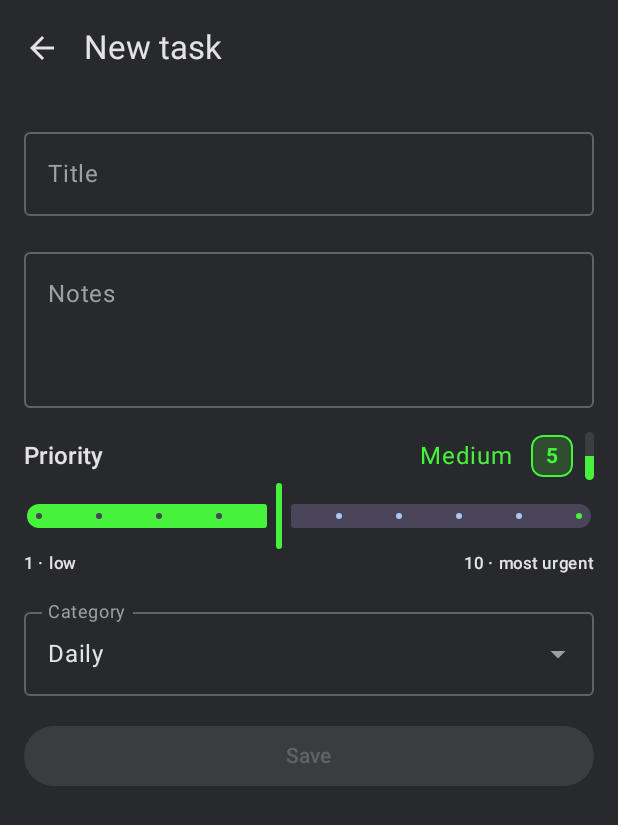
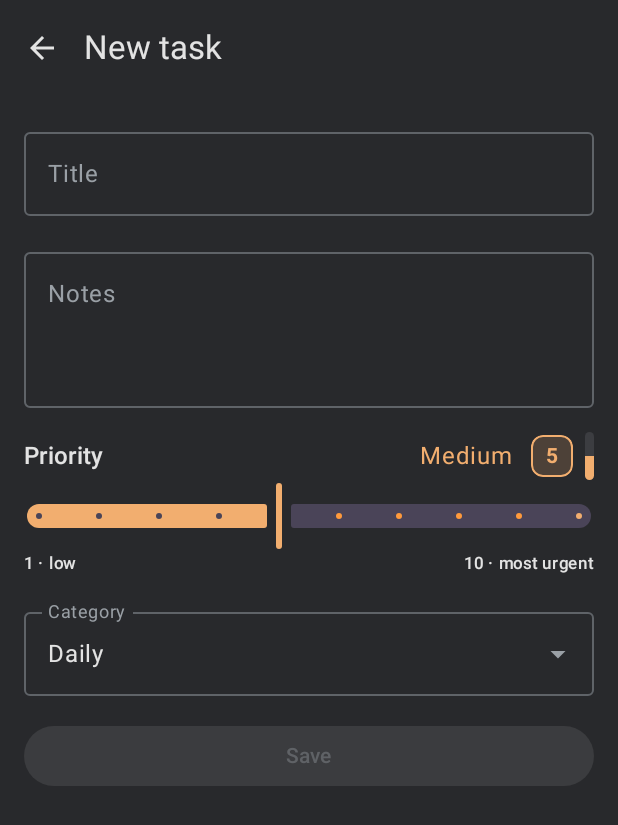
Before and after one commit to Linkoge/tasker2, an Android app built with Jetpack Compose: the screen it shows after launch (MainActivity), after a tap on "Add task", on a phone screen of 412 x 824 dp. Shown: the top 825 px of the screen. Run offline under Robolectric (Android 15) with nearby library versions, the phone set to English and light mode, and no system bars; our stand-ins replace Room's generated code.

Commit message:
Orange theme, compact tabs, crossed-out state (Room v2 migration), quieter completed section
Co-Authored-By: Claude Sonnet 5.5 <noreply@anthropic.com>

```diff
--- a/app/src/main/java/dev/tasker2/data/AppDatabase.kt
+++ b/app/src/main/java/dev/tasker2/data/AppDatabase.kt
@@ -4,19 +4,28 @@ import android.content.Context
 import androidx.room.Database
 import androidx.room.Room
 import androidx.room.RoomDatabase
+import androidx.room.migration.Migration
 import androidx.sqlite.db.SupportSQLiteDatabase
 
-@Database(entities = [Category::class, Task::class], version = 1, exportSchema = true)
+@Database(entities = [Category::class, Task::class], version = 2, exportSchema = true)
 abstract class AppDatabase : RoomDatabase() {
     abstract fun taskDao(): TaskDao
 
     companion object {
         val DEFAULT_CATEGORIES = listOf("Daily", "Weekly", "Monthly")
 
+        /** v1 -> v2: adds the crossed-out flag; existing rows keep their data (default 0). */
+        val MIGRATION_1_2 = object : Migration(1, 2) {
+            override fun migrate(db: SupportSQLiteDatabase) {
+                db.execSQL("ALTER TABLE tasks ADD COLUMN crossed_out INTEGER NOT NULL DEFAULT 0")
+            }
+        }
+
         @Volatile private var instance: AppDatabase? = null
 
         fun get(context: Context): AppDatabase = instance ?: synchronized(this) {
             instance ?: Room.databaseBuilder(context.applicationContext, AppDatabase::class.java, "tasker2.db")
+                .addMigrations(MIGRATION_1_2)
                 .addCallback(object : Callback() {
                     override fun onCreate(db: SupportSQLiteDatabase) {
                         DEFAULT_CATEGORIES.forEachIndexed { i, name ->
--- a/app/src/main/java/dev/tasker2/data/Entities.kt
+++ b/app/src/main/java/dev/tasker2/data/Entities.kt
@@ -36,6 +36,8 @@ data class Task(
     val completed: Boolean = false,
     @ColumnInfo(name = "created_at") val createdAt: Long = System.currentTimeMillis(),
     @ColumnInfo(name = "completed_at") val completedAt: Long? = null,
+    /** "Crossed out": struck through and grayed, but the task stays in the open list. */
+    @ColumnInfo(name = "crossed_out", defaultValue = "0") val crossedOut: Boolean = false,
 ) {
     companion object {
         const val MIN_PRIORITY = 1
--- a/app/src/main/java/dev/tasker2/data/TaskRepository.kt
+++ b/app/src/main/java/dev/tasker2/data/TaskRepository.kt
@@ -53,6 +53,8 @@ class TaskRepository(private val dao: TaskDao) {
 
     suspend fun setCompleted(task: Task, completed: Boolean) = dao.updateTask(TaskLogic.setCompleted(task, completed))
 
+    suspend fun toggleCrossedOut(task: Task) = dao.updateTask(TaskLogic.toggleCrossedOut(task))
+
     suspend fun moveTask(task: Task, categoryId: Long) {
         if (task.categoryId == categoryId) return
         dao.updateTask(TaskLogic.moveToCategory(task, categoryId))
--- a/app/src/main/java/dev/tasker2/domain/TaskLogic.kt
+++ b/app/src/main/java/dev/tasker2/domain/TaskLogic.kt
@@ -53,14 +53,17 @@ object TaskLogic {
     fun setCompleted(task: Task, completed: Boolean, now: Long = System.currentTimeMillis()): Task =
         task.copy(completed = completed, completedAt = if (completed) now else null)
 
+    /** Toggle the crossed-out state; the task stays open/completed as it was. */
+    fun toggleCrossedOut(task: Task): Task = task.copy(crossedOut = !task.crossedOut)
+
     /**
-     * Urgency color as ARGB for priority 1..10: hue goes from cool blue (1) through green/yellow
-     * to red (10).
+     * Urgency color as ARGB for priority 1..10: goes from gray-yellow (1) through orange to red (10).
      */
     fun priorityColorArgb(priority: Int): Int {
         val t = (clampPriority(priority) - 1) / 9f
-        val hue = 210f * (1f - t)
-        return hsvToArgb(hue, 0.75f, 0.95f)
+        val hue = 52f * (1f - t)
+        val sat = 0.25f + 0.65f * t
+        return hsvToArgb(hue, sat, 0.95f)
     }
 
     private fun hsvToArgb(h: Float, s: Float, v: Float): Int {
--- a/app/src/main/java/dev/tasker2/ui/MainScreen.kt
+++ b/app/src/main/java/dev/tasker2/ui/MainScreen.kt
@@ -45,6 +45,15 @@ import androidx.compose.material3.Text
 import androidx.compose.material3.TextButton
 import androidx.compose.material3.TopAppBarDefaults
 import androidx.compose.runtime.Composable
+import androidx.compose.ui.semantics.Role
+import androidx.compose.foundation.selection.selectable
+import androidx.compose.material3.LocalContentColor
+import androidx.compose.runtime.CompositionLocalProvider
+import androidx.compose.foundation.layout.wrapContentSize
+import androidx.compose.foundation.layout.offset
+import androidx.compose.ui.unit.Dp
+import androidx.compose.ui.platform.LocalDensity
+import androidx.compose.runtime.mutableStateMapOf
 import androidx.compose.runtime.getValue
 import androidx.compose.runtime.mutableStateOf
 import androidx.compose.runtime.remember
@@ -78,6 +87,7 @@ fun MainScreen(
     onAddTask: () -> Unit,
     onEditTask: (Task) -> Unit,
     onToggleComplete: (Task) -> Unit,
+    onToggleCrossedOut: (Task) -> Unit,
     onMoveTask: (Task, Long) -> Unit,
     onDeleteTask: (Task) -> Unit,
     onManageCategories: () -> Unit,
@@ -138,22 +148,19 @@ fun MainScreen(
                 contentPadding = PaddingValues(start = 10.dp, end = 10.dp, top = 12.dp, bottom = 96.dp),
                 verticalArrangement = Arrangement.spacedBy(0.dp),
             ) {
-                item(key = "header") {
-                    CardSection(top = true, bottom = open.isEmpty()) {
+                if (open.isNotEmpty()) item(key = "header") {
+                    CardSection(top = true, bottom = false) {
                         Text(
                             current.name,
                             style = MaterialTheme.typography.titleLarge,
                             fontWeight = FontWeight.SemiBold,
-                            modifier = Modifier.padding(start = 20.dp, end = 20.dp, top = 20.dp, bottom = if (open.isEmpty()) 8.dp else 4.dp),
+                            modifier = Modifier.padding(start = 20.dp, end = 20.dp, top = 20.dp, bottom = 4.dp),
                         )
-                        if (open.isEmpty()) {
-                            Text("No open tasks", color = Muted, modifier = Modifier.padding(start = 20.dp, bottom = 20.dp))
-                        }
                     }
                 }
                 items(open, key = { "open-${it.id}" }) { task ->
                     CardSection(top = false, bottom = task == open.last()) {
-                        TaskRow(task, categories, onEditTask, onToggleComplete, onMoveTask, onDeleteTask)
+                        TaskRow(task, categories, onEditTask, onToggleComplete, onToggleCrossedOut, onMoveTask, onDeleteTask)
                     }
                 }
                 if (done.isNotEmpty()) {
@@ -162,10 +169,10 @@ fun MainScreen(
                         CardSection(top = true, bottom = !completedExpanded) {
                             Row(
                                 Modifier.fillMaxWidth().clickable { completedExpanded = !completedExpanded }
-                                    .padding(horizontal = 20.dp, vertical = 20.dp),
+                                    .padding(horizontal = 20.dp, vertical = 8.dp),
                                 verticalAlignment = Alignment.CenterVertically,
                             ) {
-                                Text("Completed (${done.size})", style = MaterialTheme.typography.titleMedium, modifier = Modifier.weight(1f))
+                                Spacer(Modifier.weight(1f))
                                 Icon(
                                     if (completedExpanded) Icons.Filled.KeyboardArrowUp else Icons.Filled.KeyboardArrowDown,
                                     if (completedExpanded) "Collapse" else "Expand",
@@ -176,7 +183,7 @@ fun MainScreen(
                     if (completedExpanded) {
                         items(done, key = { "done-${it.id}" }) { task ->
                             CardSection(top = false, bottom = task == done.last()) {
-                                TaskRow(task, categories, onEditTask, onToggleComplete, onMoveTask, onDeleteTask)
+                                TaskRow(task, categories, onEditTask, onToggleComplete, onToggleCrossedOut, onMoveTask, onDeleteTask)
                             }
                         }
                     }
@@ -188,39 +195,46 @@ fun MainScreen(
 
 @Composable
 private fun CategoryTabs(categories: List<Category>, counts: Map<Long, Int>, selectedIndex: Int, onSelect: (Long) -> Unit) {
+    val density = LocalDensity.current
+    // Measured width of each category name (without the count) for the indicator.
+    val nameWidths = remember { mutableStateMapOf<Int, Dp>() }
     ScrollableTabRow(
         selectedTabIndex = selectedIndex,
-        edgePadding = 8.dp,
+        edgePadding = 4.dp,
         containerColor = MaterialTheme.colorScheme.background,
         divider = {},
         indicator = { positions ->
             if (selectedIndex < positions.size) {
-                TabRowDefaults.PrimaryIndicator(
-                    modifier = Modifier.tabIndicatorOffset(positions[selectedIndex]),
-                    width = 64.dp,
-                    color = MaterialTheme.colorScheme.primary,
+                val pos = positions[selectedIndex]
+                val w = nameWidths[selectedIndex] ?: 0.dp
+                // Tab = 8dp padding + name + " count"; the indicator spans only the name.
+                val start = pos.left + 8.dp
+                Box(
+                    Modifier.fillMaxWidth().wrapContentSize(Alignment.BottomStart)
+                        .offset(x = start)
+                        .width(w)
+                        .height(3.dp)
+                        .background(MaterialTheme.colorScheme.primary, RoundedCornerShape(topStart = 3.dp, topEnd = 3.dp)),
                 )
             }
         },
     ) {
         categories.forEachIndexed { i, cat ->
             val selected = i == selectedIndex
-            Tab(
-                selected = selected,
-                onClick = { onSelect(cat.id) },
-                selectedContentColor = MaterialTheme.colorScheme.primary,
-                unselectedContentColor = MaterialTheme.colorScheme.onSurface,
-            ) {
-                Row(Modifier.padding(horizontal = 6.dp, vertical = 14.dp), verticalAlignment = Alignment.CenterVertically) {
-                    Text(cat.name, fontSize = 17.sp, maxLines = 1)
+            // Custom tab (not material Tab) so there is no 90dp minimum width and gaps stay compact.
+            val color = if (selected) MaterialTheme.colorScheme.primary else MaterialTheme.colorScheme.onSurface
+            CompositionLocalProvider(LocalContentColor provides color) {
+                Row(
+                    Modifier.selectable(selected = selected, role = Role.Tab, onClick = { onSelect(cat.id) })
+                        .padding(horizontal = 8.dp, vertical = 12.dp),
+                    verticalAlignment = Alignment.CenterVertically,
+                ) {
+                    Text(
+                        cat.name, fontSize = 15.sp, maxLines = 1,
+                        onTextLayout = { nameWidths[i] = with(density) { it.size.width.toDp() } },
+                    )
                     val n = counts[cat.id] ?: 0
-                    if (n > 0) {
-                        Spacer(Modifier.width(6.dp))
-                        Box(
-                            Modifier.clip(CircleShape).background(BadgeBg).padding(horizontal = 7.dp, vertical = 1.dp),
-                            contentAlignment = Alignment.Center,
-                        ) { Text("$n", fontSize = 13.sp, color = MaterialTheme.colorScheme.onSurface) }
-                    }
+                    if (n > 0) Text(" $n", fontSize = 15.sp, maxLines = 1)
                 }
             }
         }
@@ -248,9 +262,11 @@ private fun TaskRow(
     categories: List<Category>,
     onEdit: (Task) -> Unit,
     onToggleComplete: (Task) -> Unit,
+    onToggleCrossedOut: (Task) -> Unit,
     onMove: (Task, Long) -> Unit,
     onDelete: (Task) -> Unit,
 ) {
+    val grayed = task.completed || task.crossedOut
     var menuOpen by remember { mutableStateOf(false) }
     var moveMenuOpen by remember { mutableStateOf(false) }
     Box {
@@ -260,7 +276,13 @@ private fun TaskRow(
                 .padding(start = 8.dp, end = 16.dp, top = 4.dp, bottom = 4.dp),
             verticalAlignment = Alignment.CenterVertically,
         ) {
-            IconButton(onClick = { onToggleComplete(task) }) {
+            Box(
+                Modifier.size(48.dp).clip(CircleShape).combinedClickable(
+                    onClick = { onToggleComplete(task) },
+                    onLongClick = { onToggleCrossedOut(task) },
+                ),
+                contentAlignment = Alignment.Center,
+            ) {
                 if (task.completed) {
                     Icon(Icons.Filled.Check, "Mark not completed", tint = MaterialTheme.colorScheme.primary)
                 } else {
@@ -271,14 +293,14 @@ private fun TaskRow(
                 Text(
                     task.title,
                     fontSize = 17.sp,
-                    color = if (task.completed) Muted else MaterialTheme.colorScheme.onSurface,
-                    textDecoration = if (task.completed) TextDecoration.LineThrough else null,
+                    color = if (grayed) Muted else MaterialTheme.colorScheme.onSurface,
+                    textDecoration = if (grayed) TextDecoration.LineThrough else null,
                 )
                 if (task.notes.isNotBlank()) {
                     Text(task.notes, fontSize = 13.sp, color = Muted, maxLines = 1, overflow = TextOverflow.Ellipsis)
                 }
             }
-            PriorityIndicator(task.priority, dimmed = task.completed)
+            PriorityIndicator(task.priority, dimmed = grayed)
         }
         DropdownMenu(expanded = menuOpen, onDismissRequest = { menuOpen = false }) {
             DropdownMenuItem(text = { Text("Edit") }, onClick = { menuOpen = false; onEdit(task) })
@@ -299,7 +321,7 @@ private fun TaskRow(
     }
 }
 
-/** Priority number badge plus a vertical urgency bar filled proportionally, colored cool → red. */
+/** Priority number badge plus a vertical urgency bar filled proportionally, colored gray-yellow → red. */
 @Composable
 fun PriorityIndicator(priority: Int, dimmed: Boolean = false, modifier: Modifier = Modifier) {
     val color = priorityColor(priority).let { if (dimmed) it.copy(alpha = 0.45f) else it }
--- a/app/src/main/java/dev/tasker2/ui/TaskViewModel.kt
+++ b/app/src/main/java/dev/tasker2/ui/TaskViewModel.kt
@@ -34,6 +34,7 @@ class TaskViewModel(app: Application) : AndroidViewModel(app) {
         launch { if (title.isNotBlank()) repo.addTask(categoryId, title, notes, priority) }
     fun updateTask(task: Task) = launch { repo.updateTask(task) }
     fun setCompleted(task: Task, completed: Boolean) = launch { repo.setCompleted(task, completed) }
+    fun toggleCrossedOut(task: Task) = launch { repo.toggleCrossedOut(task) }
     fun moveTask(task: Task, categoryId: Long) = launch { repo.moveTask(task, categoryId) }
     fun deleteTask(task: Task) = launch { repo.deleteTask(task) }
 
--- a/app/src/main/java/dev/tasker2/ui/TaskerApp.kt
+++ b/app/src/main/java/dev/tasker2/ui/TaskerApp.kt
@@ -92,6 +92,7 @@ fun TaskerApp(vm: TaskViewModel = viewModel()) {
             onAddTask = { if (selectedCategoryId >= 0) route = "new:$selectedCategoryId" },
             onEditTask = { route = "edit:${it.id}" },
             onToggleComplete = { t -> vm.setCompleted(t, !t.completed) },
+            onToggleCrossedOut = vm::toggleCrossedOut,
             onMoveTask = vm::moveTask,
             onDeleteTask = vm::deleteTask,
             onManageCategories = { route = "manage" },
--- a/app/src/main/java/dev/tasker2/ui/theme/Theme.kt
+++ b/app/src/main/java/dev/tasker2/ui/theme/Theme.kt
@@ -7,15 +7,15 @@ import androidx.compose.ui.graphics.Color
 
 val Background = Color(0xFF28292C)
 val CardColor = Color(0xFF1E1F21)
-val AccentBlue = Color(0xFFA8C7FA)
-val FabBlue = Color(0xFF2350B0)
+val AccentOrange = Color(0xFFFF9A3C)
+val FabOrange = Color(0xFFC25A00)
 val Muted = Color(0xFF9AA0A6)
 val BadgeBg = Color(0xFF3C3D41)
 
 private val colors = darkColorScheme(
-    primary = AccentBlue,
-    onPrimary = Color(0xFF062E6F),
-    primaryContainer = FabBlue,
+    primary = AccentOrange,
+    onPrimary = Color(0xFF3A1A00),
+    primaryContainer = FabOrange,
     onPrimaryContainer = Color.White,
     background = Background,
     onBackground = Color(0xFFE3E3E3),
--- a/app/src/main/res/drawable/ic_launcher_background.xml
+++ b/app/src/main/res/drawable/ic_launcher_background.xml
@@ -1,4 +1,4 @@
 <?xml version="1.0" encoding="utf-8"?>
 <shape xmlns:android="http://schemas.android.com/apk/res/android" android:shape="rectangle">
-    <solid android:color="#FF2350B0" />
+    <solid android:color="#FFC25A00" />
 </shape>
--- a/app/src/main/res/values/themes.xml
+++ b/app/src/main/res/values/themes.xml
@@ -3,5 +3,9 @@
         <item name="android:windowBackground">#FF28292C</item>
         <item name="android:statusBarColor">#FF28292C</item>
         <item name="android:navigationBarColor">#FF1F1F21</item>
+        <item name="android:colorPrimary">#FFC25A00</item>
+        <item name="android:colorPrimaryDark">#FF28292C</item>
+        <item name="android:colorAccent">#FFFF9A3C</item>
+        <item name="android:colorControlActivated">#FFFF9A3C</item>
     </style>
 </resources>
```
Also changed, not shown: 4 other files.
